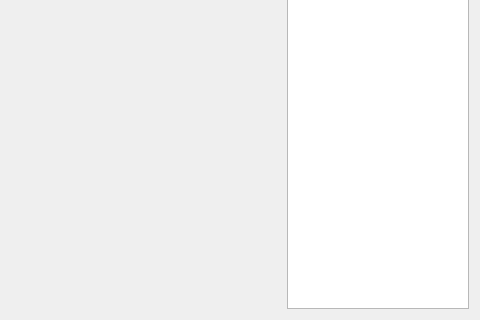
Qt form src/fort/studio/widget/VisualizationWidget.ui (formicidae-tracker/studio) before a commit; both pictures show x 276 to 756 and y 208 to 528 of the 756 by 528 pixel window.
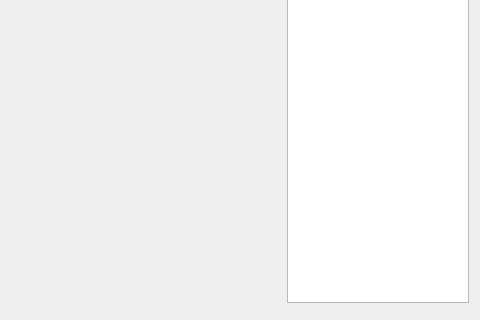
The same form after that commit. Custom widgets are drawn as their Qt base class.

The edit to the form file:
```diff
--- a/src/fort/studio/widget/VisualizationWidget.ui
+++ b/src/fort/studio/widget/VisualizationWidget.ui
@@ -34,7 +34,7 @@
      </property>
     </widget>
    </item>
-   <item row="0" column="1" rowspan="3">
+   <item row="0" column="1">
     <widget class="QTreeView" name="treeView">
      <property name="sizePolicy">
       <sizepolicy hsizetype="Expanding" vsizetype="Expanding">
```
Left out of the diff: 24 changed lines with no effect on the pictures.
